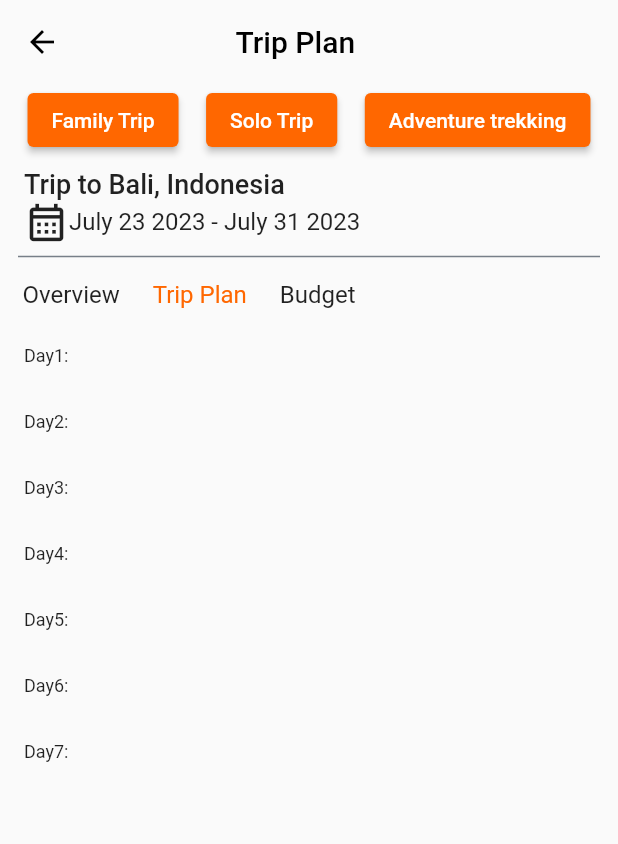
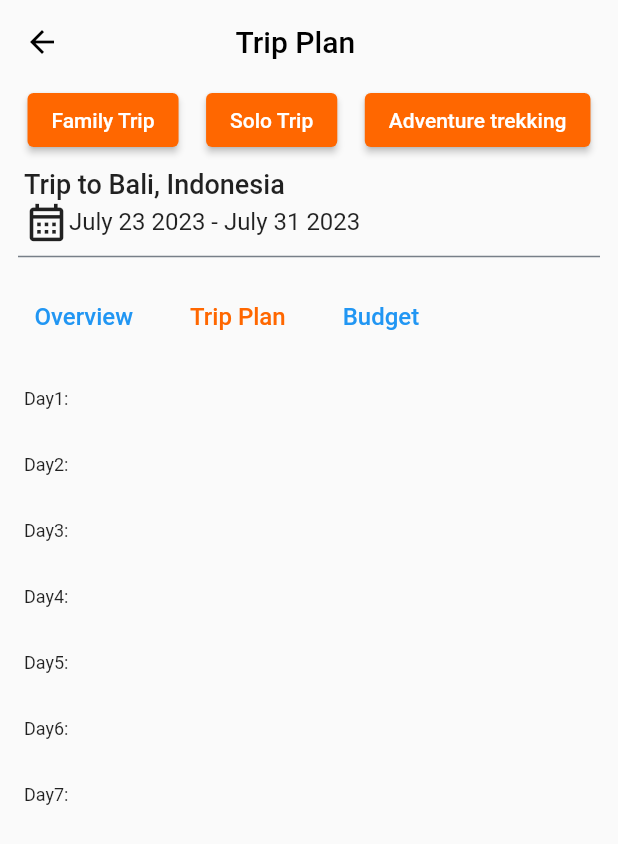
Before and after one commit to KryssNa/TripDash, a Flutter app: the TripPlanDetails screen opened directly, on a phone screen of 412 x 824 dp. Shown: the top 844 px of the screen. Run offline on Flutter 3.47's test engine with Material 2 defaults, Android fonts, the phone set to English and light mode, and no system bars; our stand-ins replace cloud_firestore, firebase_auth, firebase_core, firebase_storage; accounts and stored records are empty; network calls fail.

Commit message:
changed the text into button

```diff
--- a/lib/Screens/UserScreen/TripPlan/trip_plan_detail.dart
+++ b/lib/Screens/UserScreen/TripPlan/trip_plan_detail.dart
@@ -124,8 +124,9 @@ class _TripPlanState extends State<TripPlanDetails> {
             Row(
               mainAxisAlignment : MainAxisAlignment.start,
               children: [
-                const Padding(
+               Padding(
                   padding: const EdgeInsets.only(right: 12, left: 15, top: 8, bottom:8),
+                  child: TextButton(onPressed: (){},
                     child: Text("Overview",
                       style: TextStyle(
                         fontSize: 16,
@@ -133,8 +134,10 @@ class _TripPlanState extends State<TripPlanDetails> {
                       ),
                     ),
                   ),
+                ),
                Padding(
                   padding: EdgeInsets.only(right: 12, left: 10, top: 8, bottom:8),
+                  child: TextButton(onPressed: (){},
                     child: Text("Trip Plan",
                       style: TextStyle(
                         fontSize: 16,
@@ -142,11 +145,14 @@ class _TripPlanState extends State<TripPlanDetails> {
                       ),
                     ),
                   ),
-                const Padding(
+                ),
+                Padding(
                   padding: EdgeInsets.only(right: 12, left: 10, top: 8, bottom:8),
+                  child: TextButton(onPressed: (){},
                     child: Text("Budget",
                       style: TextStyle(
                         fontSize: 16,
+                      ),
                     ),
                   ),
                 ),
```
Lines whose indentation alone changed are shown as unchanged.
